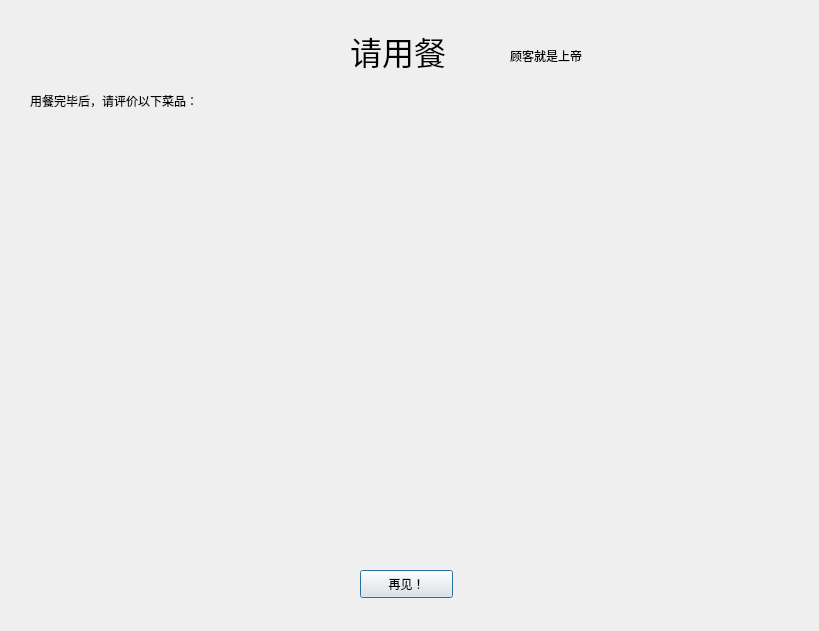
WhirlFirst/QtDish, file waitdialog.ui: the form before one commit.
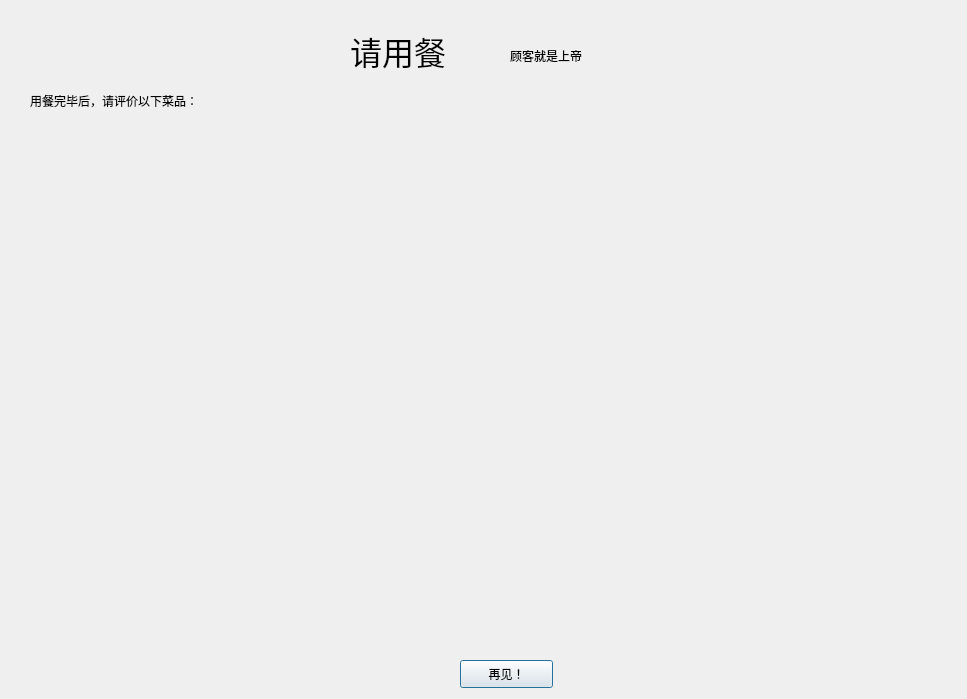
The form after the commit.

Patch:
```diff
--- a/waitdialog.ui
+++ b/waitdialog.ui
@@ -6,8 +6,8 @@
    <rect>
     <x>0</x>
     <y>0</y>
-    <width>819</width>
-    <height>631</height>
+    <width>967</width>
+    <height>699</height>
    </rect>
   </property>
   <property name="windowTitle">
@@ -63,8 +63,8 @@
     <rect>
      <x>30</x>
      <y>120</y>
-     <width>761</width>
-     <height>441</height>
+     <width>931</width>
+     <height>541</height>
     </rect>
    </property>
    <layout class="QGridLayout" name="DishgridLayout"/>
@@ -72,8 +72,8 @@
   <widget class="QPushButton" name="exitbtn">
    <property name="geometry">
     <rect>
-     <x>360</x>
-     <y>570</y>
+     <x>460</x>
+     <y>660</y>
      <width>93</width>
      <height>28</height>
     </rect>
```
